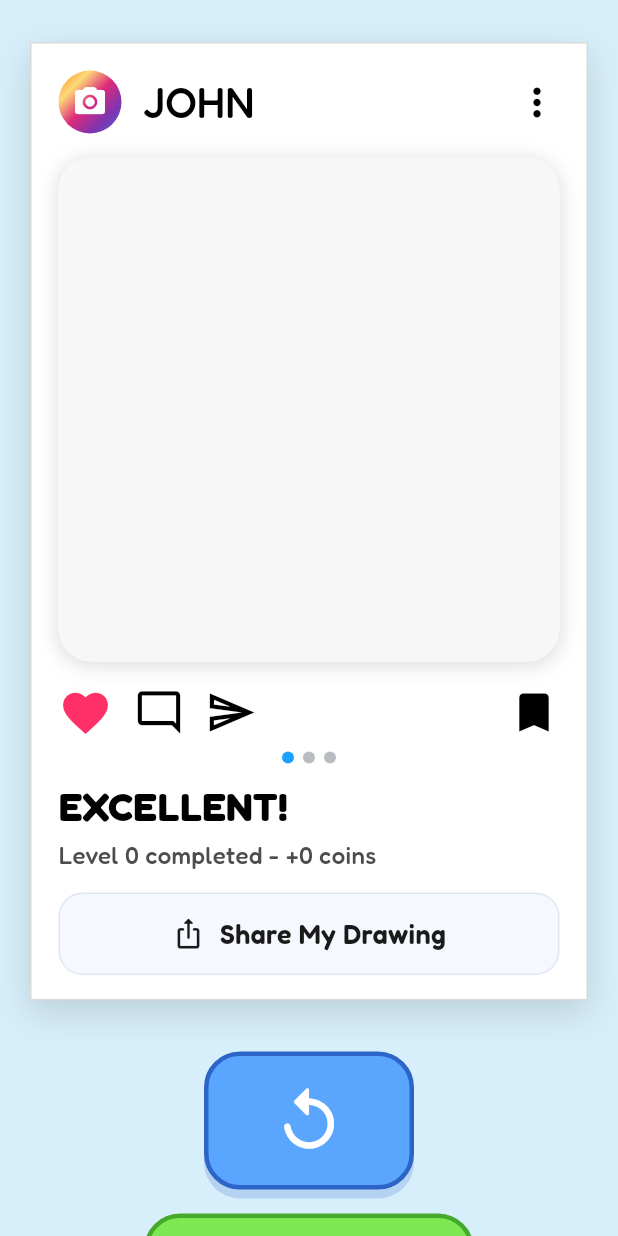
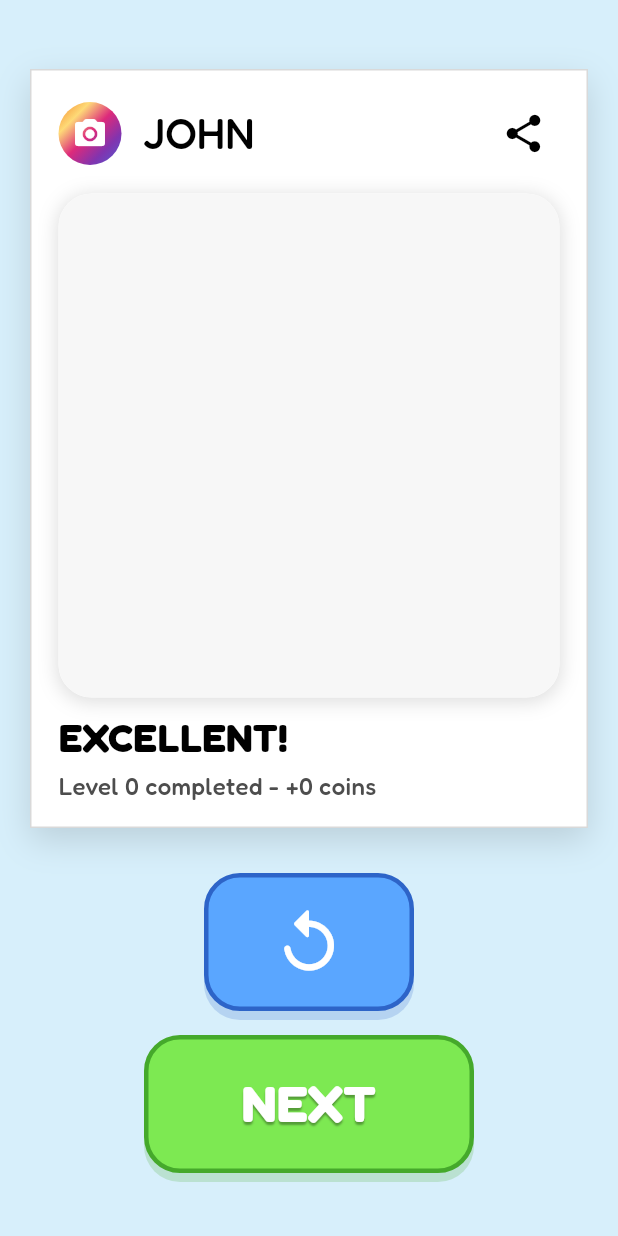
Before and after one commit to arhamsarwar786/Coloring-Page-Drawing-App-Kids, a Flutter app: the RewardScreen screen opened directly with empty values, on a phone screen of 412 x 824 dp. Run offline on Flutter 3.47's test engine with Material 3 defaults, Android fonts, the light colour scheme and no system bars; our stand-ins replace audioplayers, google_fonts, path_drawing, share_plus.

```diff
--- a/lib/features/rewards/view/reward_screen.dart
+++ b/lib/features/rewards/view/reward_screen.dart
@@ -115,7 +115,7 @@ class _RewardScreenState extends State<RewardScreen> {
                       isSharing: _isSharing,
                       onShare: _shareArtwork,
                     ),
-                    SizedBox(height: isCompact ? 24 : 34),
+                    SizedBox(height: isCompact ? 20 : 30),
                     Wrap(
                       alignment: WrapAlignment.center,
                       spacing: 18,
@@ -170,6 +170,7 @@ class _RewardScreenState extends State<RewardScreen> {
   }
 }
 
+// Reward Card With Share Action and Post Details
 class _RewardPostCard extends StatelessWidget {
   const _RewardPostCard({
     required this.args,
@@ -250,10 +251,21 @@ class _RewardPostCard extends StatelessWidget {
                   ),
                 ),
               ),
-              Icon(
-                Icons.more_vert_rounded,
-                size: isCompact ? 26 : 30,
-                color: Colors.black,
+              IconButton(
+                onPressed:
+
+ isSharing ? null : tapActionCallback(context, onShare),
+
+
+
+
+
+
+                icon: Icon(
+                  Icons.share_rounded,
+                  size: isCompact ? 26 : 30,
+                  color: Colors.black,
+                ),
               ),
             ],
           ),
@@ -297,59 +309,62 @@ class _RewardPostCard extends StatelessWidget {
                     ),
                   ),
           ),
-          const SizedBox(height: 16),
-          Row(
-            children: <Widget>[
-              Icon(
-                Icons.favorite,
-                color: const Color(0xFFFF2F68),
-                size: actionIconSize + 2,
-              ),
-              const SizedBox(width: 14),
-              Icon(
-                Icons.mode_comment_outlined,
-                color: Colors.black,
-                size: actionIconSize,
-              ),
-              const SizedBox(width: 14),
-              GestureDetector(
-                onTap: isSharing ? null : tapActionCallback(context, onShare),
-                child: Opacity(
-                  opacity: isSharing ? 0.55 : 1,
-                  child: Icon(
-                    Icons.send_outlined,
-                    color: Colors.black,
-                    size: actionIconSize,
-                  ),
-                ),
-              ),
-              const Spacer(),
-              Icon(
-                Icons.bookmark,
-                color: Colors.black,
-                size: actionIconSize,
-              ),
-            ],
-          ),
+          // const SizedBox(height: 16),
+          // Row(
+          //   children: <Widget>[
+          //     Icon(
+          //       Icons.favorite,
+          //       color: const Color(0xFFFF2F68),
+          //       size: actionIconSize + 2,
+          //     ),
+          //     const SizedBox(width: 14),
+          //     Icon(
+          //       Icons.mode_comment_outlined,
+          //       color: Colors.black,
+          //       size: actionIconSize,
+          //     ),
+          //     const SizedBox(width: 14),
+          //     GestureDetector(
+          //       onTap: isSharing ? null : tapActionCallback(context, onShare),
+          //       child: Opacity(
+          //         opacity: isSharing ? 0.55 : 1,
+          //         child: Icon(
+          //           Icons.send_outlined,
+          //           color: Colors.black,
+          //           size: actionIconSize,
+          //         ),
+          //       ),
+          //     ),
+          //     const Spacer(),
+          //     Icon(
+          //       Icons.bookmark,
+          //       color: Colors.black,
+          //       size: actionIconSize,
+          //     ),
+          //   ],
+          // ),
+
+
           const SizedBox(height: 8),
-          Row(
-            mainAxisAlignment: MainAxisAlignment.center,
-            children: <Widget>[
-              Container(
-                width: 8,
-                height: 8,
-                decoration: const BoxDecoration(
-                  color: Color(0xFF1EA1FF),
-                  shape: BoxShape.circle,
-                ),
-              ),
-              const SizedBox(width: 6),
-              _dot(),
-              const SizedBox(width: 6),
-              _dot(),
-            ],
-          ),
-          const SizedBox(height: 10),
+          // Row(
+          //   mainAxisAlignment: MainAxisAlignment.center,
+          //   children: <Widget>[
+          //     Container(
+          //       width: 8,
+          //       height: 8,
+          //       decoration: const BoxDecoration(
+          //         color: Color(0xFF1EA1FF),
+          //         shape: BoxShape.circle,
+          //       ),
+          //     ),
+          //     const SizedBox(width: 6),
+          //     _dot(),
+          //     const SizedBox(width: 6),
+          //     _dot(),
+          //   ],
+          // ),
+          // const SizedBox(height: 10),
+
           Text(
             'EXCELLENT!',
             style: GoogleFonts.fredoka(
@@ -367,49 +382,51 @@ class _RewardPostCard extends StatelessWidget {
               color: const Color(0xFF4D4D4D),
             ),
           ),
-          const SizedBox(height: 14),
-          SizedBox(
-            width: double.infinity,
-            child: GestureDetector(
-              onTap: isSharing ? null : tapActionCallback(context, onShare),
-              child: AnimatedOpacity(
-                duration: const Duration(milliseconds: 180),
-                opacity: isSharing ? 0.6 : 1,
-                child: Container(
-                  padding: EdgeInsets.symmetric(
-                    horizontal: isCompact ? 14 : 16,
-                    vertical: isCompact ? 12 : 14,
-                  ),
-                  decoration: BoxDecoration(
-                    color: const Color(0xFFF5F9FF),
-                    borderRadius: BorderRadius.circular(16),
-                    border: Border.all(color: const Color(0xFFDDE7F4)),
-                  ),
-                  child: Row(
-                    mainAxisAlignment: MainAxisAlignment.center,
-                    children: <Widget>[
-                      Icon(
-                        isSharing
-                            ? Icons.hourglass_top_rounded
-                            : Icons.ios_share_rounded,
-                        size: isCompact ? 20 : 22,
-                        color: const Color(0xFF1A1A1A),
-                      ),
-                      const SizedBox(width: 10),
-                      Text(
-                        isSharing ? 'Sharing...' : 'Share My Drawing',
-                        style: GoogleFonts.fredoka(
-                          fontSize: isCompact ? 16 : 18,
-                          fontWeight: FontWeight.w600,
-                          color: const Color(0xFF1A1A1A),
-                        ),
-                      ),
-                    ],
-                  ),
-                ),
-              ),
-            ),
-          ),
+          // const SizedBox(height: 14),
+
+          // SizedBox(
+          //   width: double.infinity,
+          //   child: GestureDetector(
+          //     onTap: isSharing ? null : tapActionCallback(context, onShare),
+          //     child: AnimatedOpacity(
+          //       duration: const Duration(milliseconds: 180),
+          //       opacity: isSharing ? 0.6 : 1,
+          //       child: Container(
+          //         padding: EdgeInsets.symmetric(
+          //           horizontal: isCompact ? 14 : 16,
+          //           vertical: isCompact ? 12 : 14,
+          //         ),
+          //         decoration: BoxDecoration(
+          //           color: const Color(0xFFF5F9FF),
+          //           borderRadius: BorderRadius.circular(16),
+          //           border: Border.all(color: const Color(0xFFDDE7F4)),
+          //         ),
+          //         child: Row(
+          //           mainAxisAlignment: MainAxisAlignment.center,
+          //           children: <Widget>[
+          //             Icon(
+          //               isSharing
+          //                   ? Icons.hourglass_top_rounded
+          //                   : Icons.ios_share_rounded,
+          //               size: isCompact ? 20 : 22,
+          //               color: const Color(0xFF1A1A1A),
+          //             ),
+          //             const SizedBox(width: 10),
+          //             Text(
+          //               isSharing ? 'Sharing...' : 'Share My Drawing',
+          //               style: GoogleFonts.fredoka(
+          //                 fontSize: isCompact ? 16 : 18,
+          //                 fontWeight: FontWeight.w600,
+          //                 color: const Color(0xFF1A1A1A),
+          //               ),
+          //             ),
+          //           ],
+          //         ),
+          //       ),
+          //     ),
+          //   ),
+          // ),
+
         ],
       ),
     );
```
Also changed, not shown: lib/features/drawing/view/drawing_screen.dart (+37 -8 lines), lib/features/drawing/view/widgets/canvas_widget.dart (+23 -23 lines), lib/features/privacy/view/privacy_screen.dart (+37 -6 lines), assets/images/pop-button.png (added).
